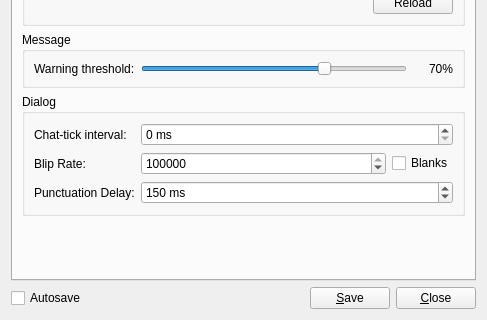
Above: res/ui/config_panel.ui from lambdcalculus/AO2-Client before the change; both pictures show x 0 to 487 and y 238 to 558 of the 487 by 558 pixel window. Below: the same form after it.
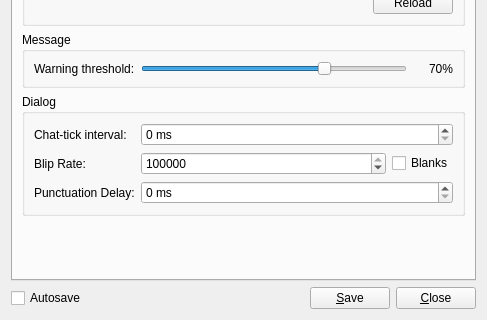
That is the form after the change.

Commit message: Set default punctuation delay to 0ms, let the user define it if they want.

Patch:
```diff
--- a/res/ui/config_panel.ui
+++ b/res/ui/config_panel.ui
@@ -1365,7 +1365,7 @@
              <number>1000</number>
             </property>
             <property name="value">
-             <number>150</number>
+             <number>0</number>
             </property>
            </widget>
           </item>
```
The commit also changes 2 other files.
